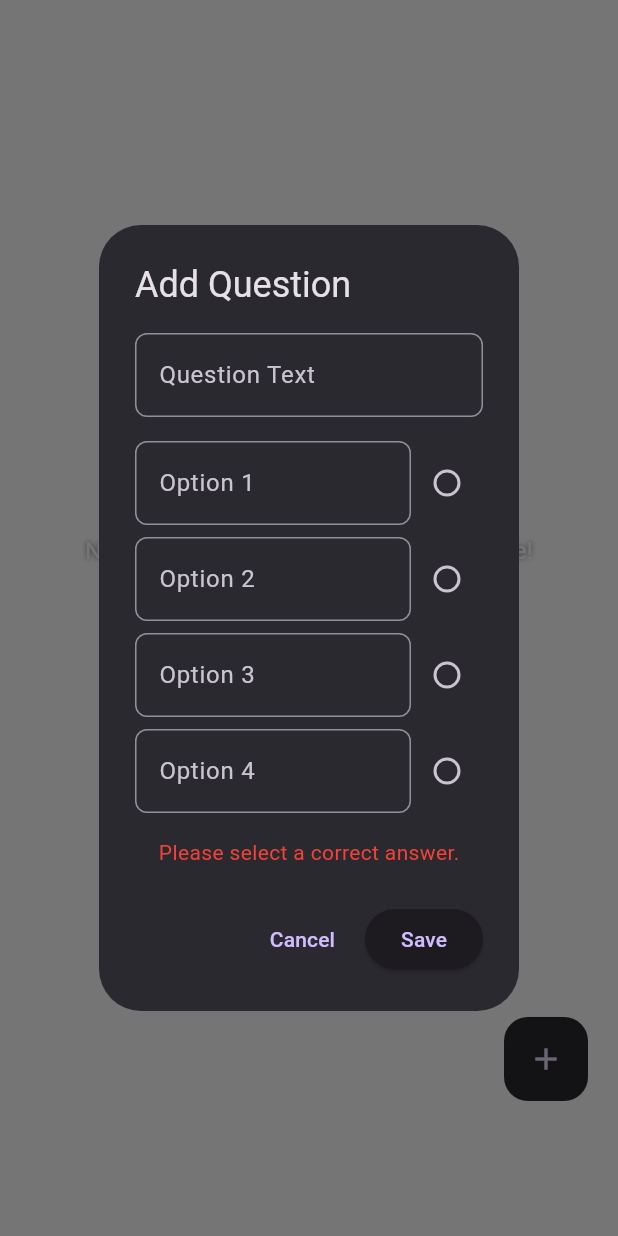
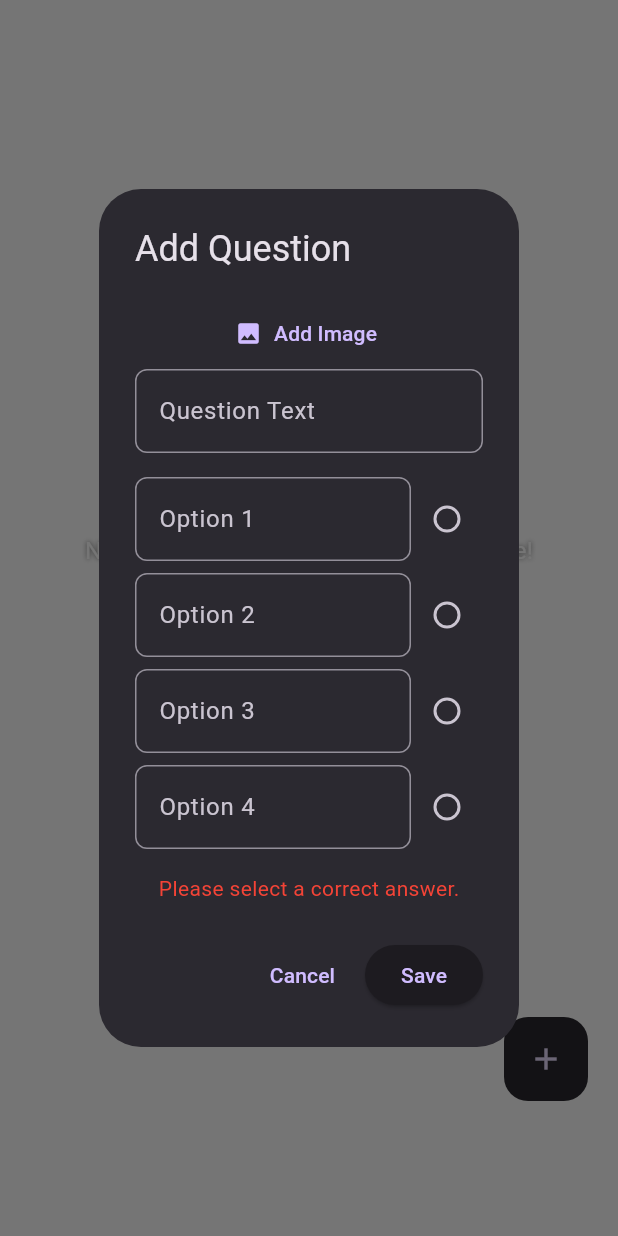
Before and after one commit to jyojokooz/treasure_huntjo, a Flutter app: the ManageQuizzesView screen opened directly, after a tap on the "add" icon, on a phone screen of 412 x 824 dp. Run offline on Flutter 3.47's test engine with Material 3 defaults, Android fonts, the phone set to English and light mode, and no system bars; our stand-ins replace audioplayers, cloud_firestore, firebase_auth, firebase_core, google_fonts, image_picker; accounts and stored records are empty.

Commit message:
image added on level 1

```diff
--- a/treasure_hunt_app/lib/models/quiz_model.dart
+++ b/treasure_hunt_app/lib/models/quiz_model.dart
@@ -1,21 +1,16 @@
-// lib/models/quiz_model.dart
-
 class QuizQuestion {
   final String id;
   final String questionText;
   final List<String> options;
   final int correctAnswerIndex;
-  // NEW: Optional fields for media attached to the question.
-  final String? mediaUrl;
-  final String? mediaType; // Will be 'image', 'audio', or null
+  final String? imageUrl; // NEW: Optional field for the question image URL
 
   QuizQuestion({
     required this.id,
     required this.questionText,
     required this.options,
     required this.correctAnswerIndex,
-    this.mediaUrl, // NEW
-    this.mediaType, // NEW
+    this.imageUrl, // NEW: Add to constructor
   });
 
   Map<String, dynamic> toMap() {
@@ -24,8 +19,7 @@ class QuizQuestion {
       'questionText': questionText,
       'options': options,
       'correctAnswerIndex': correctAnswerIndex,
-      'mediaUrl': mediaUrl, // NEW
-      'mediaType': mediaType, // NEW
+      'imageUrl': imageUrl, // NEW: Add to map
     };
   }
 
@@ -35,8 +29,7 @@ class QuizQuestion {
       questionText: map['questionText'] ?? '',
       options: List<String>.from(map['options'] ?? []),
       correctAnswerIndex: map['correctAnswerIndex'] ?? 0,
-      mediaUrl: map['mediaUrl'], // NEW
-      mediaType: map['mediaType'], // NEW
+      imageUrl: map['imageUrl'] as String?, // NEW: Read from map
     );
   }
 }
--- a/treasure_hunt_app/lib/screens/admin_panel/manage_quizzes_view.dart
+++ b/treasure_hunt_app/lib/screens/admin_panel/manage_quizzes_view.dart
@@ -1,9 +1,11 @@
 // lib/screens/admin_panel/manage_quizzes_view.dart
 
-// FIX: Corrected all import statements to use ':' instead of '.'
+import 'dart:io';
 import 'package:cloud_firestore/cloud_firestore.dart';
 import 'package:flutter/material.dart';
+import 'package:image_picker/image_picker.dart';
 import 'package:treasure_hunt_app/models/quiz_model.dart';
+import 'package:treasure_hunt_app/services/image_upload_service.dart';
 import 'package:uuid/uuid.dart';
 
 class ManageQuizzesView extends StatefulWidget {
@@ -16,6 +18,7 @@ class ManageQuizzesView extends StatefulWidget {
 class _ManageQuizzesViewState extends State<ManageQuizzesView> {
   final CollectionReference _quizzesCollection = FirebaseFirestore.instance
       .collection('quizzes');
+  final ImageUploadService _uploadService = ImageUploadService();
 
   void _showQuestionDialog({QuizQuestion? existingQuestion}) {
     final formKey = GlobalKey<FormState>();
@@ -31,11 +34,28 @@ class _ManageQuizzesViewState extends State<ManageQuizzesView> {
     );
     int? correctAnswerIndex = existingQuestion?.correctAnswerIndex;
 
+    XFile? pickedImage;
+    String? imageUrl = existingQuestion?.imageUrl;
+    bool isUploading = false;
+
     showDialog(
       context: context,
+      barrierDismissible: false,
       builder: (context) {
         return StatefulBuilder(
           builder: (context, setDialogState) {
+            Future<void> pickImage() async {
+              final ImagePicker picker = ImagePicker();
+              final XFile? image = await picker.pickImage(
+                source: ImageSource.gallery,
+              );
+              if (image != null) {
+                setDialogState(() {
+                  pickedImage = image;
+                });
+              }
+            }
+
             return AlertDialog(
               title: Text(
                 existingQuestion == null ? 'Add Question' : 'Edit Question',
@@ -46,6 +66,34 @@ class _ManageQuizzesViewState extends State<ManageQuizzesView> {
                   child: Column(
                     mainAxisSize: MainAxisSize.min,
                     children: [
+                      if (pickedImage != null)
+                        Image.file(File(pickedImage!.path), height: 100)
+                      else if (imageUrl != null)
+                        Image.network(imageUrl!, height: 100),
+                      Row(
+                        mainAxisAlignment: MainAxisAlignment.center,
+                        children: [
+                          TextButton.icon(
+                            icon: const Icon(Icons.image),
+                            label: Text(
+                              imageUrl == null && pickedImage == null
+                                  ? 'Add Image'
+                                  : 'Change Image',
+                            ),
+                            onPressed: pickImage,
+                          ),
+                          if (imageUrl != null || pickedImage != null)
+                            IconButton(
+                              icon: const Icon(Icons.delete, color: Colors.red),
+                              onPressed: () {
+                                setDialogState(() {
+                                  pickedImage = null;
+                                  imageUrl = null;
+                                });
+                              },
+                            ),
+                        ],
+                      ),
                       TextFormField(
                         initialValue: questionText,
                         decoration: const InputDecoration(
@@ -56,7 +104,16 @@ class _ManageQuizzesViewState extends State<ManageQuizzesView> {
                         onChanged: (val) => questionText = val,
                       ),
                       const SizedBox(height: 16),
-                      ...List.generate(4, (index) {
+                      // Updated Radio widgets using RadioGroup for Flutter 3.35+
+                      RadioGroup<int>(
+                        groupValue: correctAnswerIndex,
+                        onChanged: (value) {
+                          setDialogState(() {
+                            correctAnswerIndex = value;
+                          });
+                        },
+                        child: Column(
+                          children: List.generate(4, (index) {
                             return Padding(
                               padding: const EdgeInsets.only(bottom: 8.0),
                               child: Row(
@@ -67,23 +124,18 @@ class _ManageQuizzesViewState extends State<ManageQuizzesView> {
                                       decoration: InputDecoration(
                                         labelText: 'Option ${index + 1}',
                                       ),
-                                  validator: (val) =>
-                                      val!.isEmpty ? 'Enter option text' : null,
+                                      validator: (val) => val!.isEmpty
+                                          ? 'Enter option text'
+                                          : null,
                                     ),
                                   ),
-                              Radio<int>(
-                                value: index,
-                                groupValue: correctAnswerIndex,
-                                onChanged: (value) {
-                                  setDialogState(() {
-                                    correctAnswerIndex = value;
-                                  });
-                                },
-                              ),
+                                  Radio<int>(value: index),
                                 ],
                               ),
                             );
                           }),
+                        ),
+                      ),
                       if (correctAnswerIndex == null)
                         const Padding(
                           padding: EdgeInsets.only(top: 8.0),
@@ -98,29 +150,50 @@ class _ManageQuizzesViewState extends State<ManageQuizzesView> {
               ),
               actions: [
                 TextButton(
+                  onPressed: () => Navigator.pop(context),
                   child: const Text('Cancel'),
-                  onPressed: () => Navigator.pop(context),
                 ),
                 ElevatedButton(
-                  child: const Text('Save'),
-                  onPressed: () {
+                  onPressed: isUploading
+                      ? null
+                      : () async {
                           if (formKey.currentState!.validate() &&
                               correctAnswerIndex != null) {
+                            setDialogState(() => isUploading = true);
+                            String? finalImageUrl = imageUrl;
+
+                            if (pickedImage != null) {
+                              finalImageUrl = await _uploadService.uploadImage(
+                                pickedImage!,
+                              );
+                            }
+
                             final newQuestion = QuizQuestion(
                               id: existingQuestion?.id ?? const Uuid().v4(),
                               questionText: questionText,
-                        options: optionControllers.map((c) => c.text).toList(),
+                              options: optionControllers
+                                  .map((c) => c.text)
+                                  .toList(),
                               correctAnswerIndex: correctAnswerIndex!,
+                              imageUrl: finalImageUrl,
                             );
 
-                      _quizzesCollection
+                            await _quizzesCollection
                                 .doc('level1')
                                 .collection('questions')
                                 .doc(newQuestion.id)
                                 .set(newQuestion.toMap());
+
+                            // Check if the widget is still mounted before using context
+                            if (mounted) {
+                              // ignore: use_build_context_synchronously
                               Navigator.pop(context);
                             }
+                          }
                         },
+                  child: isUploading
+                      ? const CircularProgressIndicator(color: Colors.white)
+                      : const Text('Save'),
                 ),
               ],
             );
@@ -175,13 +248,16 @@ class _ManageQuizzesViewState extends State<ManageQuizzesView> {
                 itemBuilder: (context, index) {
                   final question = questions[index];
                   return Card(
-                    // FIX: Replaced deprecated withOpacity
-                    color: Colors.white.withAlpha((0.9 * 255).round()),
+                    // Updated from withOpacity to withValues for Flutter 3.27+
+                    color: Colors.white.withValues(alpha: 0.9),
                     margin: const EdgeInsets.symmetric(
                       horizontal: 10,
                       vertical: 5,
                     ),
                     child: ListTile(
+                      leading: question.imageUrl != null
+                          ? const Icon(Icons.image, color: Colors.blue)
+                          : null,
                       title: Text(
                         question.questionText,
                         style: const TextStyle(color: Colors.black),
@@ -228,10 +304,10 @@ class _ManageQuizzesViewState extends State<ManageQuizzesView> {
             child: FloatingActionButton(
               onPressed: () => _showQuestionDialog(),
               elevation: 0,
-              // FIX: Replaced deprecated withOpacity
+              // Updated from withAlpha to withValues for Flutter 3.27+
               backgroundColor: Theme.of(
                 context,
-              ).primaryColor.withAlpha((0.9 * 255).round()),
+              ).primaryColor.withValues(alpha: 0.9),
               child: const Icon(Icons.add),
             ),
           ),
--- /dev/null
+++ b/treasure_hunt_app/lib/services/image_upload_service.dart
@@ -0,0 +1,41 @@
+// lib/services/image_upload_service.dart
+
+import 'dart:convert';
+// FIX: Added this import to use 'debugPrint'.
+import 'package:flutter/foundation.dart';
+// FIX: Corrected the import statements to use ':' instead of '.'.
+import 'package:http/http.dart' as http;
+import 'package:image_picker/image_picker.dart';
+
+class ImageUploadService {
+  // Your Cloudinary details provided in the prompt
+  final String _cloudName = 'dp6xq4ytv';
+  final String _uploadPreset = 'treasurehunt';
+
+  Future<String?> uploadImage(XFile imageFile) async {
+    final url = Uri.parse(
+      'https://api.cloudinary.com/v1_1/$_cloudName/image/upload',
+    );
+    final request = http.MultipartRequest('POST', url)
+      ..fields['upload_preset'] = _uploadPreset
+      ..files.add(await http.MultipartFile.fromPath('file', imageFile.path));
+
+    try {
+      final response = await request.send();
+      if (response.statusCode == 200) {
+        final responseData = await response.stream.bytesToString();
+        final decodedData = json.decode(responseData);
+        // Return the secure URL of the uploaded image
+        return decodedData['secure_url'];
+      } else {
+        // FIX: Replaced 'print' with 'debugPrint'.
+        debugPrint('Image upload failed with status: ${response.statusCode}');
+        return null;
+      }
+    } catch (e) {
+      // FIX: Replaced 'print' with 'debugPrint'.
+      debugPrint('Error uploading image: $e');
+      return null;
+    }
+  }
+}
--- a/treasure_hunt_app/pubspec.yaml
+++ b/treasure_hunt_app/pubspec.yaml
@@ -41,10 +41,12 @@ dependencies:
   cloud_firestore: ^4.15.8
   audioplayers: ^5.2.1
   google_fonts: ^6.2.1
+  http: ^1.2.0
   # State Management
   provider: ^6.1.2
   flutter_spinkit: ^5.2.0
   uuid: ^4.3.3
+  image_picker: ^1.0.7
 
 dev_dependencies:
   flutter_test:
```
Also changed, not shown: treasure_hunt_app/lib/screens/admin_dashboard.dart (+1 -8 lines), treasure_hunt_app/lib/screens/game_panel/quiz_screen.dart (+28 -89 lines), treasure_hunt_app/pubspec.lock, 4 other files. Lines whose indentation alone changed are shown as unchanged.
